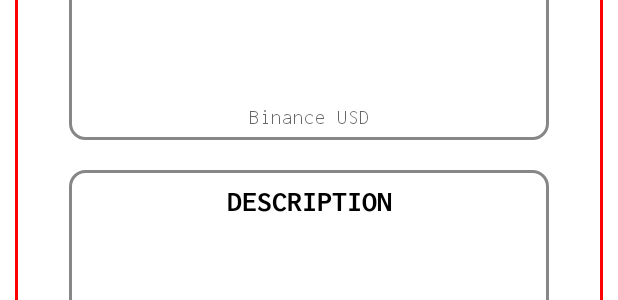
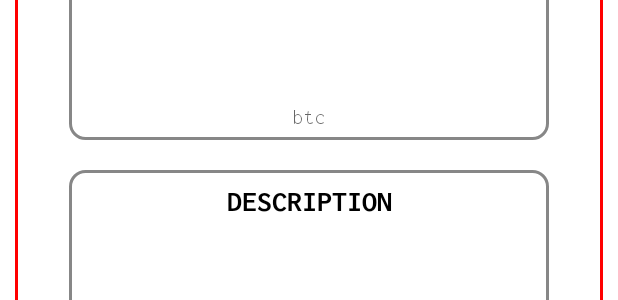
Before and after one commit to nikikrad/ImprovedCrypto, an Android app: the layout item_favoritecoin.xml on its own in the app's theme, with its tools: preview values and no code run, on a phone screen of 412 x 824 dp. Shown: the part 124-424 px from the top of the screen. Run offline under Robolectric (Android 15) with nearby library versions, the phone set to English and light mode, and no system bars; network calls fail.

Commit message:
some changes

```diff
--- a/app/src/main/res/layout/item_favoritecoin.xml
+++ b/app/src/main/res/layout/item_favoritecoin.xml
@@ -57,7 +57,7 @@
         android:layout_height="wrap_content"
         android:layout_marginTop="3dp"
         android:fontFamily="@font/inconsolata_regular"
-        android:hint="Binance USD"
+        android:hint="btc"
         android:textColor="#595959"
         android:layout_marginBottom="8dp"
         app:layout_constraintBottom_toBottomOf="@+id/v_Main"
```
Also changed, not shown: app/src/main/res/menu/description_toolbar.xml (renamed from app/src/main/res/menu/toolbar.xml).
